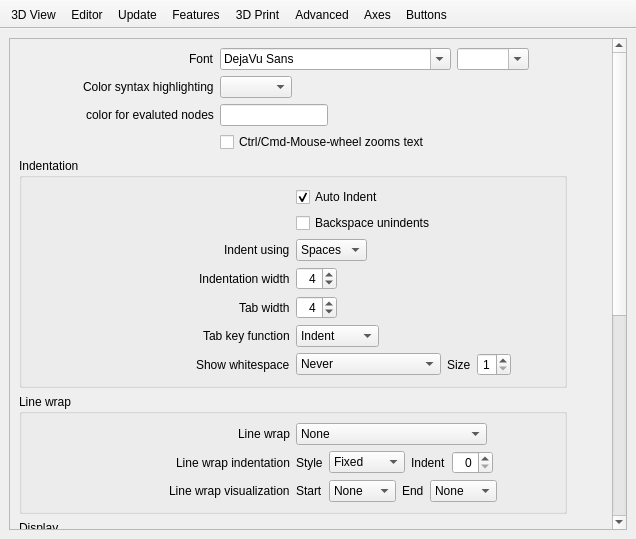
openscad/openscad, file src/gui/Preferences.ui: the form before one commit.
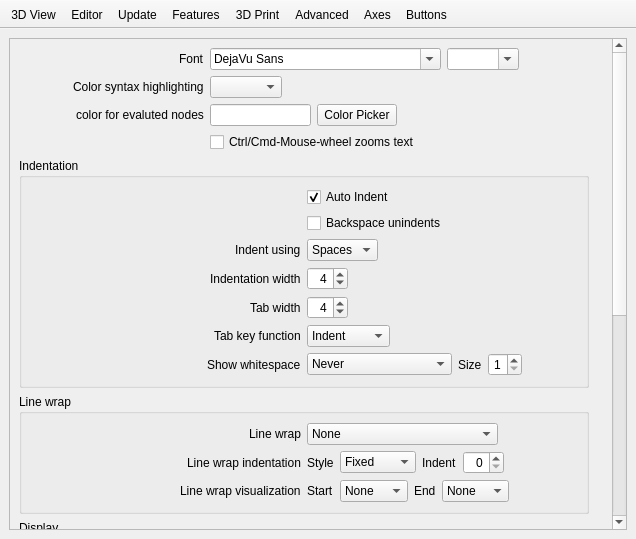
The form after the commit. Icons and pictures are not drawn. Custom widgets are drawn as their Qt base class.

Commit message: clean up and color picker

```diff
--- a/src/gui/Preferences.ui
+++ b/src/gui/Preferences.ui
@@ -748,6 +748,13 @@
                   </property>
                  </widget>
                 </item>
+                <item>
+                 <widget class="QPushButton" name="pushButtonColorEvalutate">
+                  <property name="text">
+                   <string>Color Picker</string>
+                  </property>
+                 </widget>
+                </item>
                 <item>
                 <spacer name="horizontalSpacer_6">
                  <property name="orientation">
```
The commit also changes 9 other files.
